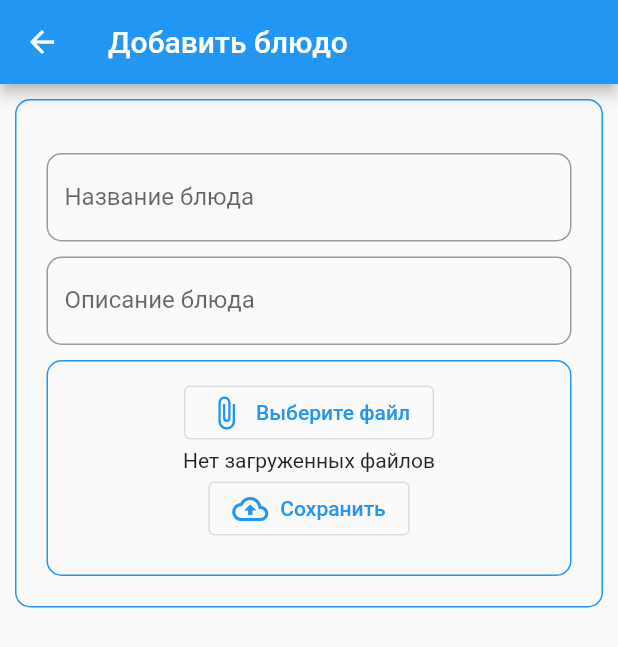
After one commit to dosmuratov/meal_admin_app, a Flutter app: the AddMealPage screen opened directly, on a phone screen of 412 x 824 dp. The commit adds this screen. Shown: the top 647 px of the screen. Run offline on Flutter 3.47's test engine with Material 2 defaults, Android fonts, the phone set to English and light mode, and no system bars; our stand-ins replace file_picker, firebase_core, firebase_storage; accounts and stored records are empty.

Commit message:
Upload file to Google Cloud

```diff
--- /dev/null
+++ b/lib/pages/add_meal_page.dart
@@ -0,0 +1,76 @@
+import 'package:flutter/material.dart';
+
+import '../widgets/meal_list_widget.dart';
+import '../widgets/upload_images_widget.dart';
+
+class AddMealPage extends StatefulWidget {
+  const AddMealPage({super.key});
+
+  @override
+  State<AddMealPage> createState() => _AddMealPageState();
+}
+
+class _AddMealPageState extends State<AddMealPage> {
+  Color primaryColor = Colors.blue;
+  TextEditingController mealController = TextEditingController();
+
+  @override
+  Widget build(BuildContext context) {
+    return Scaffold(
+      appBar: AppBar(title: const Text('Добавить блюдо')),
+      body: Padding(
+        padding: const EdgeInsets.all(10.0),
+        child: Container(
+          padding: const EdgeInsets.all(20),
+          decoration: BoxDecoration(
+            borderRadius: BorderRadius.circular(10),
+            border: Border.all(
+              color: primaryColor,
+            ),
+          ),
+          child: SingleChildScrollView(
+            child: Column(
+              children: <Widget>[
+                Padding(
+                  padding: const EdgeInsets.only(top: 15.0),
+                  child: TextFormField(
+                    controller: mealController,
+                    decoration: InputDecoration(
+                      label: const Text('Название блюда'),
+                      border: OutlineInputBorder(
+                        borderRadius: BorderRadius.circular(10),
+                        borderSide: BorderSide(
+                          color: primaryColor,
+                        ),
+                      ),
+                    ),
+                  ),
+                ),
+                Padding(
+                  padding: const EdgeInsets.only(
+                    top: 10.0,
+                    bottom: 10.0,
+                  ),
+                  child: TextFormField(
+                    controller: mealController,
+                    decoration: InputDecoration(
+                      label: const Text('Описание блюда'),
+                      border: OutlineInputBorder(
+                        borderRadius: BorderRadius.circular(10),
+                        borderSide: BorderSide(
+                          color: primaryColor,
+                        ),
+                      ),
+                    ),
+                  ),
+                ),
+                const UploadImagesWidget(),
+                // const MealListWidget(),
+              ],
+            ),
+          ),
+        ),
+      ),
+    );
+  }
+}
--- /dev/null
+++ b/lib/widgets/upload_images_widget.dart
@@ -0,0 +1,100 @@
+import 'dart:io';
+
+import 'package:file_picker/file_picker.dart';
+import 'package:firebase_storage/firebase_storage.dart';
+import 'package:flutter/material.dart';
+import 'package:path/path.dart';
+import '../api/firebase_api.dart';
+
+class UploadImagesWidget extends StatefulWidget {
+  const UploadImagesWidget({super.key});
+
+  @override
+  State<UploadImagesWidget> createState() => _UploadImagesWidgetState();
+}
+
+class _UploadImagesWidgetState extends State<UploadImagesWidget> {
+  Color primaryColor = Colors.blue;
+  File? file;
+  UploadTask? task;
+
+  @override
+  Widget build(BuildContext context) {
+    final fileName =
+        file != null ? basename(file!.path) : 'Нет загруженных файлов';
+    return Container(
+      padding: const EdgeInsets.all(10),
+      decoration: BoxDecoration(
+        borderRadius: BorderRadius.circular(10),
+        border: Border.all(
+          color: primaryColor,
+        ),
+      ),
+      child: SingleChildScrollView(
+        child: Column(
+          children: <Widget>[
+            OutlinedButton.icon(
+              onPressed: selectFile,
+              icon: const Icon(Icons.attach_file),
+              label: const Text('Выберите файл'),
+            ),
+            Container(
+              child: file != null
+                  ? Image.file(file!)
+                  : const Text('Нет загруженных файлов'),
+            ),
+            OutlinedButton.icon(
+              onPressed: uploadFile,
+              icon: const Icon(Icons.cloud_upload_outlined),
+              label: const Text('Сохранить'),
+            ),
+            const SizedBox(
+              height: 10,
+            ),
+            task != null ? buildUploadStatus(task!) : Container(),
+          ],
+        ),
+      ),
+    );
+  }
+
+  Future selectFile() async {
+    final result = await FilePicker.platform.pickFiles(allowMultiple: false);
+
+    if (result == null) return;
+    final path = result.files.single.path;
+    setState(() => file = File(path!));
+  }
+
+  Future uploadFile() async {
+    if (file == null) return;
+
+    final fileName = basename(file!.path);
+    final destination = 'files/$fileName';
+
+    task = FirebaseApi.uploadFile(destination, file!);
+    setState(() {});
+
+    if (task == null) return;
+
+    final snapshot = await task!.whenComplete(() {});
+    final urlDownload = await snapshot.ref.getDownloadURL();
+
+    print(urlDownload);
+  }
+
+  Widget buildUploadStatus(UploadTask task) => StreamBuilder<TaskSnapshot>(
+        stream: task.snapshotEvents,
+        builder: (context, snapshot) {
+          if (snapshot.hasData) {
+            final snap = snapshot.data!;
+            final progress = snap.bytesTransferred / snap.totalBytes;
+            final percentage = (progress * 100).toString();
+
+            return Text(percentage);
+          } else {
+            return Container();
+          }
+        },
+      );
+}
--- a/pubspec.yaml
+++ b/pubspec.yaml
@@ -32,11 +32,15 @@ dependencies:
     sdk: flutter
 
   http: ^0.13.5
-
+  cloud_firestore: ^4.3.1
+  firebase_storage: ^11.0.10
+  firebase_core: ^2.4.1
+  image_picker: ^0.8.6+1
 
   # The following adds the Cupertino Icons font to your application.
   # Use with the CupertinoIcons class for iOS style icons.
   cupertino_icons: ^1.0.2
+  file_picker: ^5.2.5
 
 dev_dependencies:
   flutter_test:
```
Also changed, not shown: lib/api/firebase_api.dart (added, +25 -0 lines), lib/home_page.dart (+17 -4 lines), lib/main.dart (+5 -2 lines), lib/pages/add_menu_page.dart (+3 -21 lines), lib/repository/provider_repository.dart (+26 -2 lines), lib/widgets/add_category_widget.dart (+14 -7 lines), lib/widgets/category_list_widget.dart (added, +52 -0 lines), lib/widgets/meal_list_widget.dart (added, +59 -0 lines), pubspec.lock, 4 other files.
